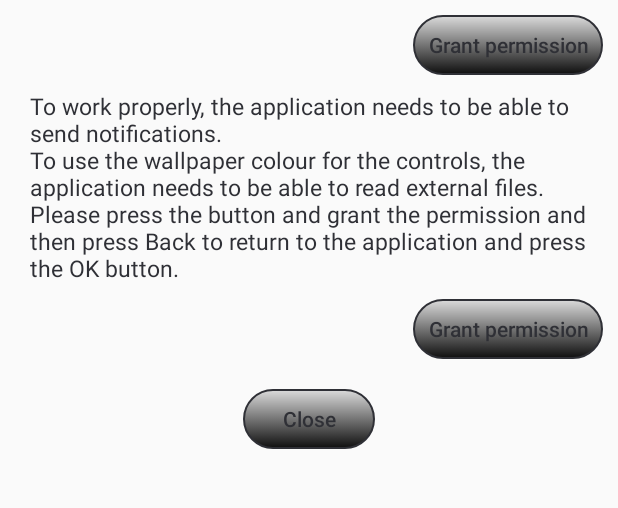
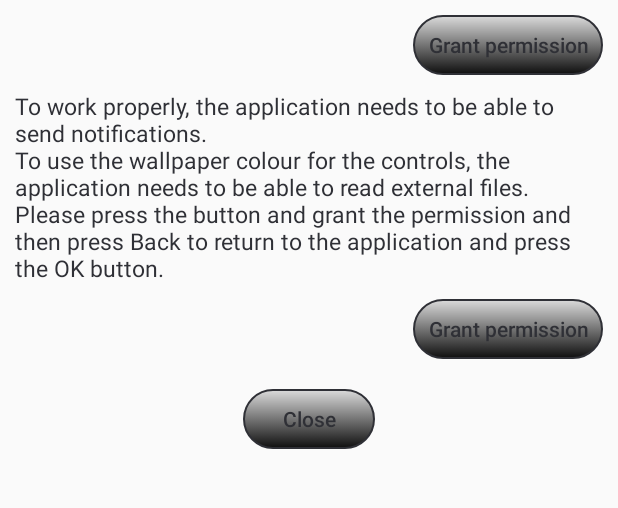
Before and after one commit to RichardWX/AudioProfile, an Android app: the layout activity_permission.xml on its own in the app's theme, with its tools: preview values and no code run, on a phone screen of 412 x 824 dp, the part 520-1028 px from its top. Run offline under Robolectric (Android 15) with nearby library versions, the phone set to English and light mode, and no system bars.

Commit message:
Remove margin from instructions.

```diff
--- a/app/src/main/res/layout/activity_permission.xml
+++ b/app/src/main/res/layout/activity_permission.xml
@@ -73,7 +73,6 @@
             <TextView
                 android:id="@+id/textPermissionsInstructions"
                 style="@style/TextView"
-                android:layout_marginLeft="@dimen/margin"
                 android:text="@string/permission_instructions_permissions" />
 
             <Button
```
